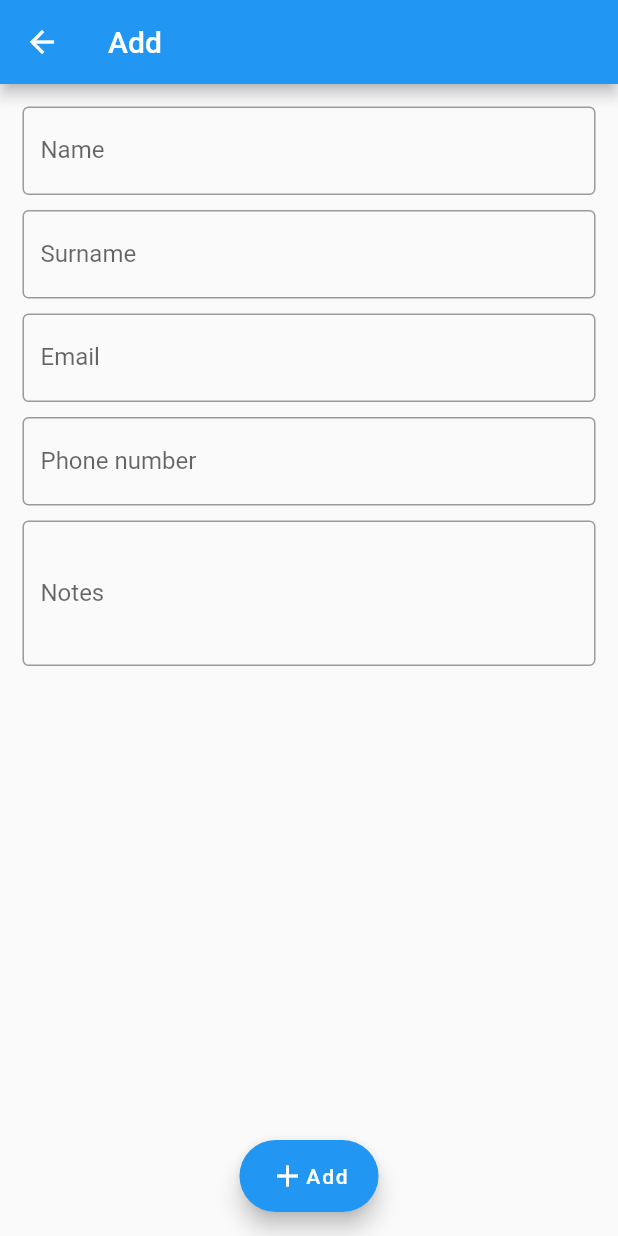
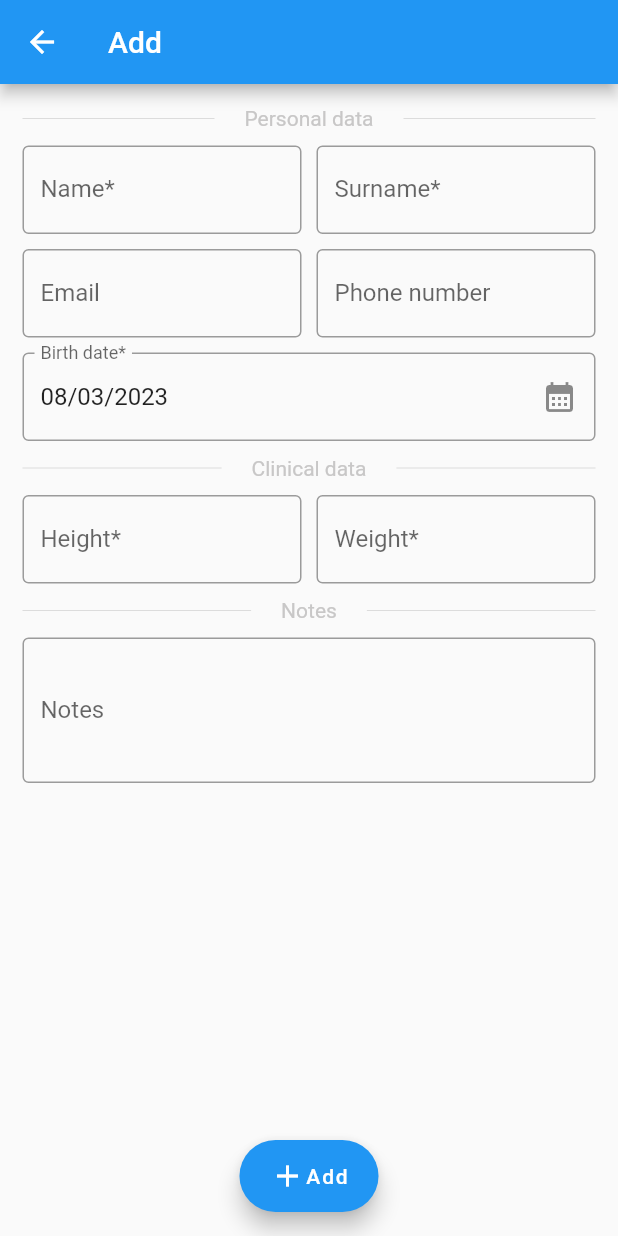
Before and after one commit to paste94/pat_gest_old, a Flutter app: the AddPatientView screen opened by its route, on a phone screen of 412 x 824 dp. Run offline on Flutter 3.47's test engine with Material 2 defaults, Android fonts, the light colour scheme and no system bars; our stand-ins replace drift; accounts and stored records are empty; generated files the repository leaves out were written again.

Commit message:
DB tables splitted in files, patients validator added

```diff
--- /dev/null
+++ b/lib/db/patients.dart
@@ -0,0 +1,24 @@
+// ignore_for_file: recursive_getters
+
+// this will generate a table called "todos" for us. The rows of that table will
+// be represented by a class called "Todo".
+import 'package:drift/drift.dart';
+
+class Patients extends Table {
+  IntColumn get id => integer().autoIncrement()();
+  TextColumn get name => text().nullable()();
+  TextColumn get surname => text().nullable()();
+  TextColumn get email => text().nullable()();
+  TextColumn get phoneNumber => text().nullable()();
+  TextColumn get note => text().nullable()();
+  RealColumn get height =>
+      real().check(height.isBiggerOrEqualValue(0)).nullable()();
+  RealColumn get weight =>
+      real().check(weight.isBiggerOrEqualValue(0)).nullable()();
+  DateTimeColumn get dateOfBirth => dateTime()
+      .check(dateOfBirth.isBiggerThan(Constant(DateTime(1900))))
+      .nullable()();
+
+  @override
+  Set<Column> get primaryKey => {id};
+}
--- a/lib/main.dart
+++ b/lib/main.dart
@@ -1,3 +1,5 @@
+import 'dart:io';
+
 import 'package:flutter/material.dart';
 import 'package:pat_gest/constants/routes.dart';
 import 'package:pat_gest/services/crud_service.dart';
--- /dev/null
+++ b/lib/utils/text_divider.dart
@@ -0,0 +1,24 @@
+import 'package:flutter/material.dart';
+
+class TextDivider extends StatelessWidget {
+  final String text;
+  const TextDivider({super.key, required this.text});
+
+  @override
+  Widget build(BuildContext context) {
+    return Row(children: <Widget>[
+      Expanded(
+        child: Container(
+            margin: const EdgeInsets.only(right: 20.0), child: const Divider()),
+      ),
+      Text(
+        text,
+        style: const TextStyle(color: Color.fromARGB(255, 200, 199, 199)),
+      ),
+      Expanded(
+        child: Container(
+            margin: const EdgeInsets.only(left: 20.0), child: const Divider()),
+      ),
+    ]);
+  }
+}
--- a/lib/views/patients/add_patient_view.dart
+++ b/lib/views/patients/add_patient_view.dart
@@ -1,8 +1,8 @@
 import 'package:flutter/material.dart';
-import 'package:pat_gest/constants/routes.dart';
-import 'package:pat_gest/db/drift_database.dart';
-import 'package:pat_gest/models/office_model.dart';
 import 'package:pat_gest/services/crud_service.dart';
+import 'package:pat_gest/utils/patient_validator.dart';
+import 'package:pat_gest/utils/text_divider.dart';
+import 'package:intl/intl.dart';
 
 class AddPatientView extends StatefulWidget {
   const AddPatientView({super.key});
@@ -12,19 +12,28 @@ class AddPatientView extends StatefulWidget {
 }
 
 class _AddPatientViewState extends State<AddPatientView> {
-  var nameController = TextEditingController();
-  final surnameController = TextEditingController();
-  final emailController = TextEditingController();
-  final phoneNumberController = TextEditingController();
-  final notesController = TextEditingController();
+  final _nameController = TextEditingController();
+  final _surnameController = TextEditingController();
+  final _emailController = TextEditingController();
+  final _phoneNumberController = TextEditingController();
+  final _notesController = TextEditingController();
+  final _heightController = TextEditingController();
+  final _weightController = TextEditingController();
+  final _dateController = TextEditingController(
+      text: DateFormat('dd/MM/yyyy').format(DateTime.now()));
+  final _spacing = 10.0;
+  var _submitted = false;
 
   @override
   void dispose() {
-    nameController.dispose();
-    surnameController.dispose();
-    emailController.dispose();
-    phoneNumberController.dispose();
-    notesController.dispose();
+    _nameController.dispose();
+    _surnameController.dispose();
+    _emailController.dispose();
+    _phoneNumberController.dispose();
+    _notesController.dispose();
+    _heightController.dispose();
+    _weightController.dispose();
+    _dateController.dispose();
     super.dispose();
   }
 
@@ -36,38 +45,124 @@ class _AddPatientViewState extends State<AddPatientView> {
         child: Padding(
           padding: const EdgeInsets.all(15),
           child: Wrap(
-            runSpacing: 10,
+            runSpacing: _spacing,
             children: [
-              TextField(
-                controller: nameController,
-                decoration: const InputDecoration(
-                  border: OutlineInputBorder(),
-                  labelText: 'Name',
+              const TextDivider(text: 'Personal data'),
+              Row(
+                children: [
+                  Expanded(
+                    child: TextField(
+                      controller: _nameController,
+                      decoration: InputDecoration(
+                        border: const OutlineInputBorder(),
+                        labelText: 'Name*',
+                        errorText: _submitted
+                            ? nameValidator(_nameController.text)
+                            : null,
                       ),
                     ),
-              TextField(
-                controller: surnameController,
-                decoration: const InputDecoration(
-                  border: OutlineInputBorder(),
-                  labelText: 'Surname',
+                  ),
+                  SizedBox(width: _spacing),
+                  Expanded(
+                    child: TextField(
+                      controller: _surnameController,
+                      decoration: InputDecoration(
+                        border: const OutlineInputBorder(),
+                        labelText: 'Surname*',
+                        errorText: _submitted
+                            ? surnameValidator(_surnameController.text)
+                            : null,
                       ),
                     ),
-              TextField(
-                controller: emailController,
-                decoration: const InputDecoration(
-                  border: OutlineInputBorder(),
+                  ),
+                ],
+              ),
+              Row(
+                children: [
+                  Expanded(
+                    child: TextField(
+                      controller: _emailController,
+                      decoration: InputDecoration(
+                        border: const OutlineInputBorder(),
                         labelText: 'Email',
+                        errorText: _submitted
+                            ? emailValidator(_emailController.text)
+                            : null,
                       ),
                     ),
-              TextField(
-                controller: phoneNumberController,
+                  ),
+                  SizedBox(width: _spacing),
+                  Expanded(
+                    child: TextField(
+                      controller: _phoneNumberController,
                       decoration: const InputDecoration(
                         border: OutlineInputBorder(),
                         labelText: 'Phone number',
                       ),
                     ),
+                  ),
+                ],
+              ),
               TextField(
-                controller: notesController,
+                controller: _dateController,
+                decoration: InputDecoration(
+                  border: const OutlineInputBorder(),
+                  labelText: 'Birth date*',
+                  errorText:
+                      _submitted ? dateValidator(_dateController.text) : null,
+                  suffixIcon: IconButton(
+                    onPressed: () async {
+                      DateTime? pickedDate = await showDatePicker(
+                        context: context,
+                        initialDate: DateTime.now(),
+                        firstDate: DateTime(1900),
+                        lastDate: DateTime.now(),
+                      );
+
+                      if (pickedDate != null) {
+                        _dateController.text =
+                            DateFormat('dd/MM/yyyy').format(pickedDate);
+                      }
+                    },
+                    icon: const Icon(Icons.calendar_month),
+                  ),
+                ),
+              ),
+              const TextDivider(text: 'Clinical data'),
+              Row(
+                children: [
+                  Expanded(
+                    child: TextField(
+                      controller: _heightController,
+                      decoration: InputDecoration(
+                        border: const OutlineInputBorder(),
+                        labelText: 'Height*',
+                        suffix: const Text('cm'),
+                        errorText: _submitted
+                            ? heightValidator(_heightController.text)
+                            : null,
+                      ),
+                    ),
+                  ),
+                  SizedBox(width: _spacing),
+                  Expanded(
+                    child: TextField(
+                      controller: _weightController,
+                      decoration: InputDecoration(
+                        border: const OutlineInputBorder(),
+                        labelText: 'Weight*',
+                        suffix: const Text('Kg'),
+                        errorText: _submitted
+                            ? weightValidator(_weightController.text)
+                            : null,
+                      ),
+                    ),
+                  ),
+                ],
+              ),
+              const TextDivider(text: 'Notes'),
+              TextField(
+                controller: _notesController,
                 keyboardType: TextInputType.multiline,
                 maxLines: null,
                 minLines: 3,
@@ -84,42 +179,55 @@ class _AddPatientViewState extends State<AddPatientView> {
       floatingActionButton: FloatingActionButton.extended(
         heroTag: 'uniqueTag',
         onPressed: () async {
+          setState(() => _submitted = true);
+          var loadPatient = true;
+          if (nameValidator(_nameController.text) != null ||
+              surnameValidator(_surnameController.text) != null ||
+              emailValidator(_emailController.text) != null ||
+              dateValidator(_dateController.text) != null ||
+              heightValidator(_heightController.text) != null ||
+              weightValidator(_weightController.text) != null) {
+            loadPatient = false;
+          }
+
+          if (loadPatient) {
+            // show LOADING dialog
             showDialog(
                 barrierDismissible: false,
                 context: context,
                 builder: (_) {
                   return const Dialog(
-                  // The background color
                     backgroundColor: Colors.white,
                     child: Padding(
                       padding: EdgeInsets.symmetric(vertical: 20),
                       child: Column(
                         mainAxisSize: MainAxisSize.min,
                         children: [
-                        // The loading indicator
                           CircularProgressIndicator(),
                           SizedBox(
                             height: 15,
                           ),
-                        // Some text
                           Text('Loading...')
                         ],
                       ),
                     ),
                   );
                 });
+
+            // Load data to database
             await CrudService().createPatient(
-            name: nameController.text,
-            surname: surnameController.text,
-            email: emailController.text,
-            phoneNumber: phoneNumberController.text,
-            note: notesController.text,
+              name: _nameController.text,
+              surname: _surnameController.text,
+              email: _emailController.text,
+              phoneNumber: _phoneNumberController.text,
+              note: _notesController.text,
             );
 
             // close the dialog automatically
             if (mounted) {
               Navigator.of(context).pop();
               Navigator.of(context).pop();
+            }
           }
         },
         label: const Row(
--- a/pubspec.yaml
+++ b/pubspec.yaml
@@ -41,6 +41,8 @@ dependencies:
   drift: ^2.5.0
   sqlite3_flutter_libs: ^0.5.0
   sqflite_sqlcipher: ^2.1.1+1
+  intl: ^0.18.0
+
 
 dev_dependencies:
   flutter_test:
```
Also changed, not shown: lib/db/drift_database.dart (+5 -23 lines), lib/db/foods.dart (added, +77 -0 lines), lib/db/offices.dart (added, +17 -0 lines), lib/utils/patient_validator.dart (added, +99 -0 lines), lib/views/patients/patient_view.dart (+4 -54 lines), lib/db/drift_database.g.dart, pubspec.lock. Lines whose indentation alone changed are shown as unchanged.
